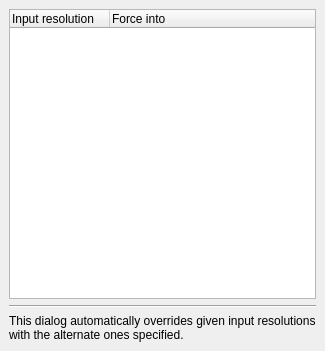
The window that src/display/qt/dialogs/ui/alias_dialog.ui (mrehkopf/vcs) describes before a commit, drawn with Qt 5.
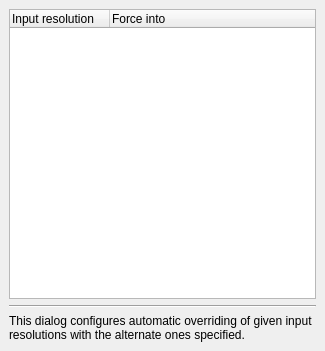
The same window after the commit.

```diff
--- a/src/display/qt/dialogs/ui/alias_dialog.ui
+++ b/src/display/qt/dialogs/ui/alias_dialog.ui
@@ -81,7 +81,7 @@
    <item>
     <widget class="QLabel" name="label_notice">
      <property name="text">
-      <string>This dialog automatically overrides given input resolutions with the alternate ones specified.</string>
+      <string>This dialog configures automatic overriding of given input resolutions with the alternate ones specified.</string>
      </property>
      <property name="wordWrap">
       <bool>true</bool>
```
